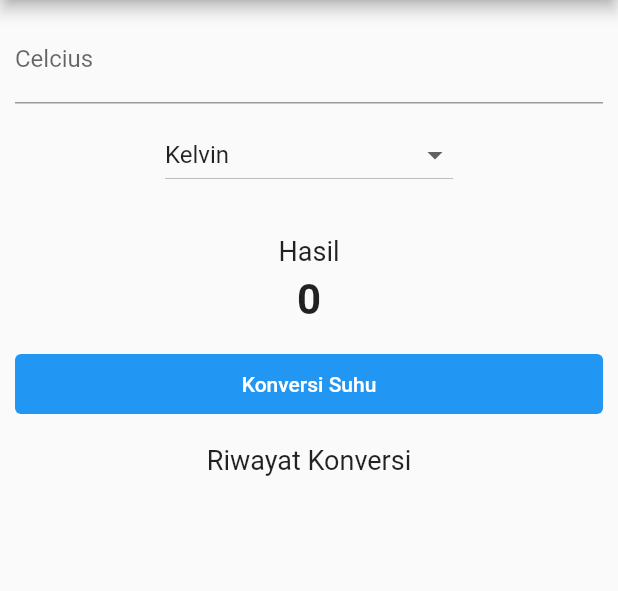
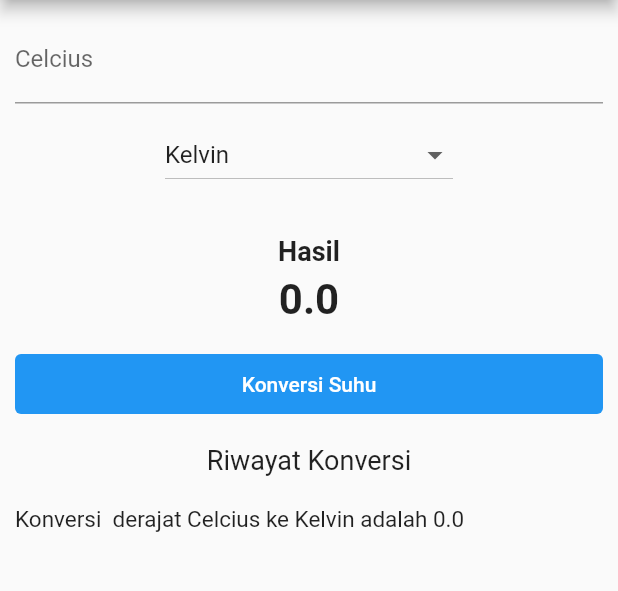
Before and after one commit to deevarindu/flutter_temperature_converter2, a Flutter app: the screen it shows after launch, after a tap on "Konversi Suhu", on a phone screen of 412 x 824 dp, the part 84-675 px from its top. Run offline on Flutter 3.47's test engine with Material 2 defaults, Android fonts, the phone set to English and light mode, and no system bars.

Commit message:
extract widget

```diff
--- a/lib/main.dart
+++ b/lib/main.dart
@@ -1,19 +1,59 @@
 import 'package:flutter/material.dart';
+
+import 'widgets/input_suhu.dart';
+import 'widgets/konversi_suhu.dart';
+import 'widgets/perhitungan_terkahir.dart';
+import 'widgets/riwayat_perhitungan.dart';
+import 'widgets/target_perhitungan.dart';
 
 void main() {
   runApp(MyApp());
 }
 
-class MyApp extends StatelessWidget {
-  MyApp({Key? key}) : super(key: key);
+class MyApp extends StatefulWidget {
+  const MyApp({Key? key}) : super(key: key);
 
+  @override
+  State<MyApp> createState() => _MyAppState();
+}
+
+class _MyAppState extends State<MyApp> {
   TextEditingController inputCelcius = TextEditingController();
 
-  var listItem = [
+  List<String> listItem = [
     "Kelvin",
     "Reamur",
     "Fahrenheit",
   ];
+  List<String> listHasil = [];
+  String selectedDropdown = "Kelvin";
+  double hasilKonversi = 0;
+
+  void onDropdownChanged(String? value) {
+    return setState(() {
+      selectedDropdown = value.toString();
+    });
+  }
+
+  void konversi() {
+    return setState(() {
+      if (inputCelcius.text.isEmpty) {
+        hasilKonversi = 0;
+      } else {
+        hasilKonversi = double.parse(inputCelcius.text);
+        if (selectedDropdown == "Kelvin") {
+          hasilKonversi = hasilKonversi + 273.15;
+        } else if (selectedDropdown == "Reamur") {
+          hasilKonversi = hasilKonversi * 4 / 5;
+        } else if (selectedDropdown == "Fahrenheit") {
+          hasilKonversi = hasilKonversi * 9 / 5 + 32;
+        }
+      }
+      listHasil.add("Konversi " +
+          inputCelcius.text +
+          " derajat Celcius ke $selectedDropdown adalah $hasilKonversi");
+    });
+  }
 
   // This widget is the root of your application.
   @override
@@ -32,27 +72,13 @@
           margin: EdgeInsets.all(10),
           child: Column(
             children: [
-              TextFormField(
-                controller: inputCelcius,
-                decoration: InputDecoration(
-                  labelText: 'Celcius',
-                  hintText: 'Masukkan Suhu dalam Celcius',
-                ),
-                keyboardType: TextInputType.number,
-              ),
+              inputSuhu(inputCelcius: inputCelcius),
               Container(
                 margin: EdgeInsets.symmetric(vertical: 10, horizontal: 100),
-                child: DropdownButton<String>(
-                  isExpanded: true,
-                  value: listItem[0],
-                  items: listItem.map((String value) {
-                    return DropdownMenuItem<String>(
-                      value: value,
-                      child: Text(value),
-                    );
-                  }).toList(),
-                  onChanged: (value) {},
-                ),
+                child: TargetPerhitungan(
+                    selectedDropdown: selectedDropdown,
+                    listItem: listItem,
+                    onDropdownChanged: onDropdownChanged),
               ),
               Container(
                 margin: EdgeInsets.symmetric(vertical: 20),
@@ -60,29 +86,15 @@
                   children: [
                     Text(
                       "Hasil",
-                      style: TextStyle(fontSize: 18),
+                      style:
+                          TextStyle(fontSize: 18, fontWeight: FontWeight.bold),
                     ),
                     SizedBox(height: 5),
-                    Text(
-                      "0",
-                      style:
-                          TextStyle(fontSize: 28, fontWeight: FontWeight.bold),
-                    ),
+                    PerhitunganTerakhir(hasilKonversi: hasilKonversi),
                   ],
                 ),
               ),
-              Container(
-                width: double.infinity,
-                height: 40,
-                child: TextButton(
-                  style: TextButton.styleFrom(backgroundColor: Colors.blue),
-                  onPressed: () {},
-                  child: Text(
-                    "Konversi Suhu",
-                    style: TextStyle(color: Colors.white),
-                  ),
-                ),
-              ),
+              KonversiSuhu(konversi: konversi),
               Container(
                 margin: EdgeInsets.symmetric(vertical: 20),
                 child: Text(
@@ -90,6 +102,7 @@
                   style: TextStyle(fontSize: 18),
                 ),
               ),
+              RiwayatPerhitungan(listHasil: listHasil),
             ],
           ),
         ),
--- /dev/null
+++ b/lib/widgets/input_suhu.dart
@@ -0,0 +1,22 @@
+import 'package:flutter/material.dart';
+
+class inputSuhu extends StatelessWidget {
+  const inputSuhu({
+    Key? key,
+    required this.inputCelcius,
+  }) : super(key: key);
+
+  final TextEditingController inputCelcius;
+
+  @override
+  Widget build(BuildContext context) {
+    return TextFormField(
+      controller: inputCelcius,
+      decoration: InputDecoration(
+        labelText: 'Celcius',
+        hintText: 'Masukkan Suhu dalam Celcius',
+      ),
+      keyboardType: TextInputType.number,
+    );
+  }
+}
--- /dev/null
+++ b/lib/widgets/konversi_suhu.dart
@@ -0,0 +1,28 @@
+import 'package:flutter/material.dart';
+
+class KonversiSuhu extends StatelessWidget {
+  const KonversiSuhu({
+    Key? key,
+    required this.konversi,
+  }) : super(key: key);
+
+  final Function konversi;
+
+  @override
+  Widget build(BuildContext context) {
+    return Container(
+      width: double.infinity,
+      height: 40,
+      child: TextButton(
+        style: TextButton.styleFrom(backgroundColor: Colors.blue),
+        onPressed: () {
+          konversi();
+        },
+        child: Text(
+          "Konversi Suhu",
+          style: TextStyle(color: Colors.white),
+        ),
+      ),
+    );
+  }
+}
--- /dev/null
+++ b/lib/widgets/perhitungan_terkahir.dart
@@ -0,0 +1,18 @@
+import 'package:flutter/material.dart';
+
+class PerhitunganTerakhir extends StatelessWidget {
+  const PerhitunganTerakhir({
+    Key? key,
+    required this.hasilKonversi,
+  }) : super(key: key);
+
+  final double hasilKonversi;
+
+  @override
+  Widget build(BuildContext context) {
+    return Text(
+      "$hasilKonversi",
+      style: TextStyle(fontSize: 28, fontWeight: FontWeight.bold),
+    );
+  }
+}
--- /dev/null
+++ b/lib/widgets/riwayat_perhitungan.dart
@@ -0,0 +1,25 @@
+import 'package:flutter/material.dart';
+
+class RiwayatPerhitungan extends StatelessWidget {
+  const RiwayatPerhitungan({
+    Key? key,
+    required this.listHasil,
+  }) : super(key: key);
+
+  final List<String> listHasil;
+
+  @override
+  Widget build(BuildContext context) {
+    return Expanded(
+      child: ListView.builder(
+        itemCount: listHasil.length,
+        itemBuilder: (context, index) {
+          return Text(
+            "${listHasil[index]}",
+            style: TextStyle(fontSize: 15),
+          );
+        },
+      ),
+    );
+  }
+}
--- /dev/null
+++ b/lib/widgets/target_perhitungan.dart
@@ -0,0 +1,31 @@
+import 'package:flutter/material.dart';
+
+class TargetPerhitungan extends StatelessWidget {
+  const TargetPerhitungan({
+    Key? key,
+    required this.selectedDropdown,
+    required this.listItem,
+    required this.onDropdownChanged,
+  }) : super(key: key);
+
+  final String selectedDropdown;
+  final List<String> listItem;
+  final Function onDropdownChanged;
+
+  @override
+  Widget build(BuildContext context) {
+    return DropdownButton<String>(
+      isExpanded: true,
+      value: selectedDropdown,
+      items: listItem.map((String value) {
+        return DropdownMenuItem<String>(
+          value: value,
+          child: Text(value),
+        );
+      }).toList(),
+      onChanged: (value) {
+        onDropdownChanged(value);
+      },
+    );
+  }
+}
```
